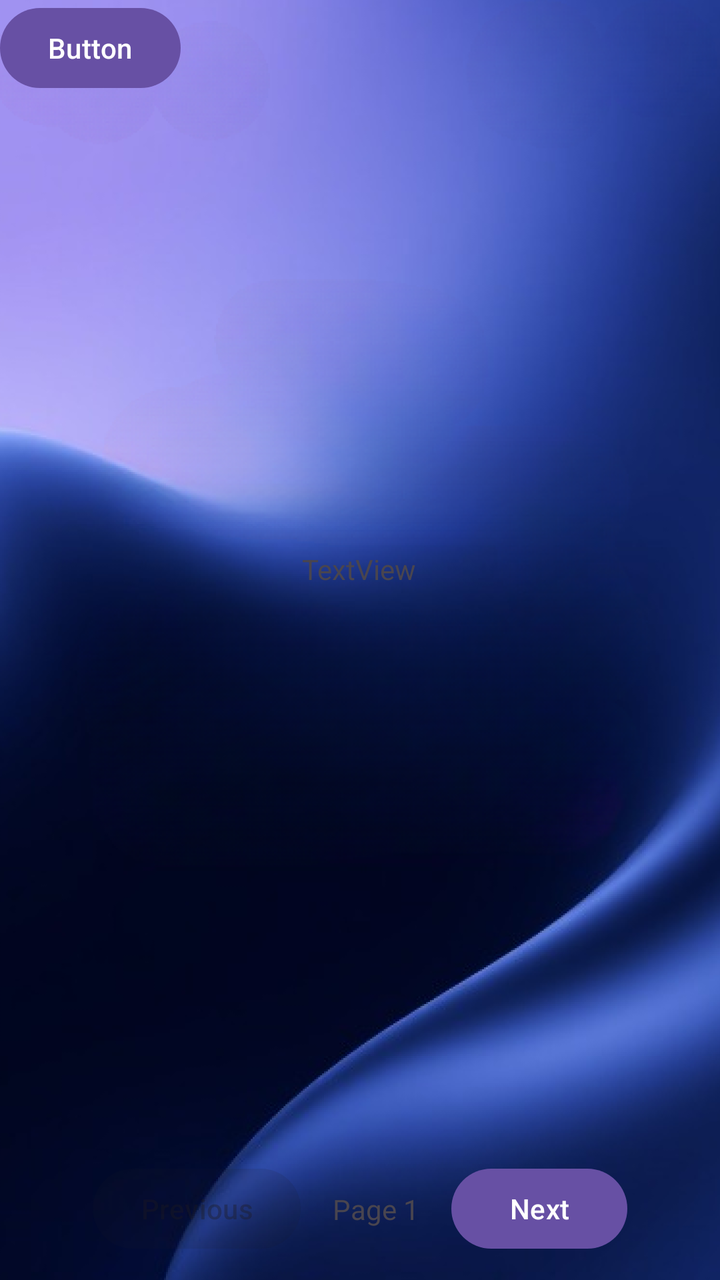
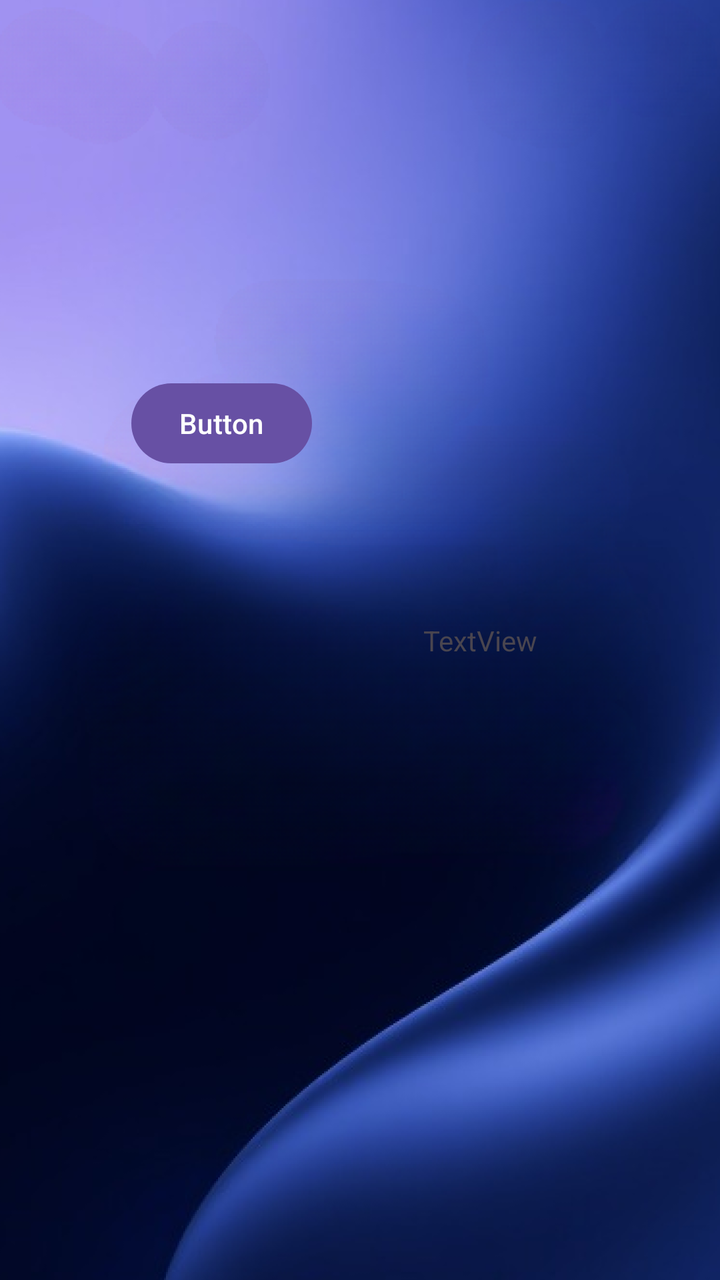

Screens rendered from an Android XML layout before and after an edit, with the pre-edit source and the edit as a unified diff.
<!-- AndroidManifest.xml: application theme Theme.Lasttele -->
<!-- res/layout/contact_main.xml -->
<?xml version="1.0" encoding="utf-8"?>
<androidx.constraintlayout.widget.ConstraintLayout xmlns:android="http://schemas.android.com/apk/res/android"
    xmlns:app="http://schemas.android.com/apk/res-auto"
    xmlns:tools="http://schemas.android.com/tools"
    android:id="@+id/main"
    android:layout_width="match_parent"
    android:layout_height="match_parent"
    android:background="@drawable/background_1"
    tools:context=".ContactsActivity"

>

    <LinearLayout
        android:id="@+id/buttonContainer"
        android:layout_width="match_parent"
        android:layout_height="wrap_content"
        android:gravity="center"
        android:orientation="horizontal"
        android:padding="10dp"
        app:layout_constraintBottom_toBottomOf="parent"
        app:layout_constraintEnd_toEndOf="parent"
        app:layout_constraintStart_toStartOf="parent">

        <Button
            android:id="@+id/btnPrevious"
            android:layout_width="wrap_content"
            android:layout_height="wrap_content"
            android:enabled="false"
            android:text="Previous" />

        <TextView
            android:id="@+id/txtPageNumber"
            android:layout_width="wrap_content"
            android:layout_height="wrap_content"
            android:padding="16dp"
            android:text="Page 1" />

        <Button
            android:id="@+id/btnNext"
            android:layout_width="wrap_content"
            android:layout_height="wrap_content"
            android:text="Next" />
    </LinearLayout>

    <TextView
        android:id="@+id/textView2"
        android:layout_width="wrap_content"
        android:layout_height="wrap_content"
        android:text="TextView"
        app:layout_constraintBottom_toTopOf="@+id/buttonContainer"
        app:layout_constraintEnd_toEndOf="parent"
        app:layout_constraintHorizontal_bias="0.498"
        app:layout_constraintStart_toStartOf="parent"
        app:layout_constraintTop_toTopOf="parent" />

    <Button
        android:id="@+id/button"
        android:layout_width="wrap_content"
        android:layout_height="wrap_content"
        android:text="Button"
        app:layout_constraintStart_toStartOf="parent"
        tools:layout_editor_absoluteY="199dp" />


</androidx.constraintlayout.widget.ConstraintLayout>
<!-- resources referenced by this layout -->
<resources>
  <!-- drawable background_1: png bitmap (drawable-xhdpi, 511664 bytes) -->
  <style name="Theme.Lasttele" parent="Base.Theme.Lasttele" />
  <style name="Base.Theme.Lasttele" parent="Theme.Material3.DayNight.NoActionBar">
          
  
          
      </style>
</resources>

<!-- the commit's change to res/layout/contact_main.xml (unified diff, before → after) -->
@@ -10,46 +10,15 @@
 
 >
 
-    <LinearLayout
-        android:id="@+id/buttonContainer"
-        android:layout_width="match_parent"
-        android:layout_height="wrap_content"
-        android:gravity="center"
-        android:orientation="horizontal"
-        android:padding="10dp"
-        app:layout_constraintBottom_toBottomOf="parent"
-        app:layout_constraintEnd_toEndOf="parent"
-        app:layout_constraintStart_toStartOf="parent">
-
-        <Button
-            android:id="@+id/btnPrevious"
-            android:layout_width="wrap_content"
-            android:layout_height="wrap_content"
-            android:enabled="false"
-            android:text="Previous" />
-
-        <TextView
-            android:id="@+id/txtPageNumber"
-            android:layout_width="wrap_content"
-            android:layout_height="wrap_content"
-            android:padding="16dp"
-            android:text="Page 1" />
-
-        <Button
-            android:id="@+id/btnNext"
-            android:layout_width="wrap_content"
-            android:layout_height="wrap_content"
-            android:text="Next" />
-    </LinearLayout>
 
     <TextView
         android:id="@+id/textView2"
         android:layout_width="wrap_content"
         android:layout_height="wrap_content"
         android:text="TextView"
-        app:layout_constraintBottom_toTopOf="@+id/buttonContainer"
+        app:layout_constraintBottom_toBottomOf="parent"
         app:layout_constraintEnd_toEndOf="parent"
-        app:layout_constraintHorizontal_bias="0.498"
+        app:layout_constraintHorizontal_bias="0.699"
         app:layout_constraintStart_toStartOf="parent"
         app:layout_constraintTop_toTopOf="parent" />
 
@@ -58,8 +27,12 @@
         android:layout_width="wrap_content"
         android:layout_height="wrap_content"
         android:text="Button"
+        app:layout_constraintBottom_toBottomOf="parent"
+        app:layout_constraintEnd_toEndOf="parent"
+        app:layout_constraintHorizontal_bias="0.243"
         app:layout_constraintStart_toStartOf="parent"
-        tools:layout_editor_absoluteY="199dp" />
+        app:layout_constraintTop_toTopOf="parent"
+        app:layout_constraintVertical_bias="0.317" />
 
 
 </androidx.constraintlayout.widget.ConstraintLayout>
